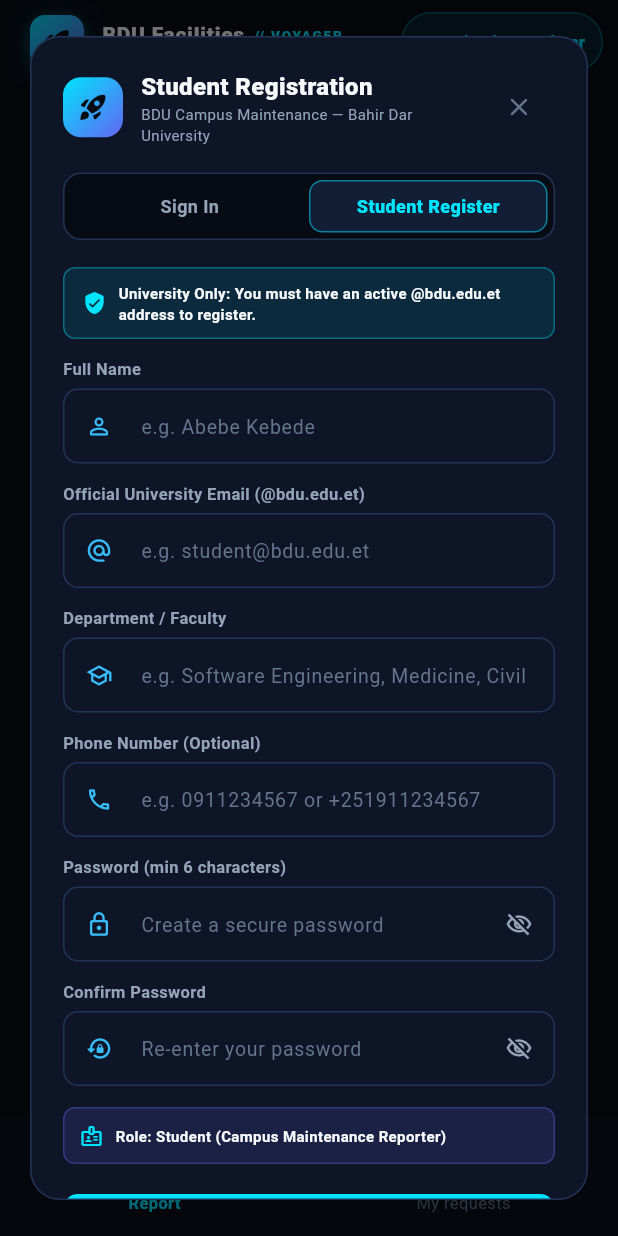
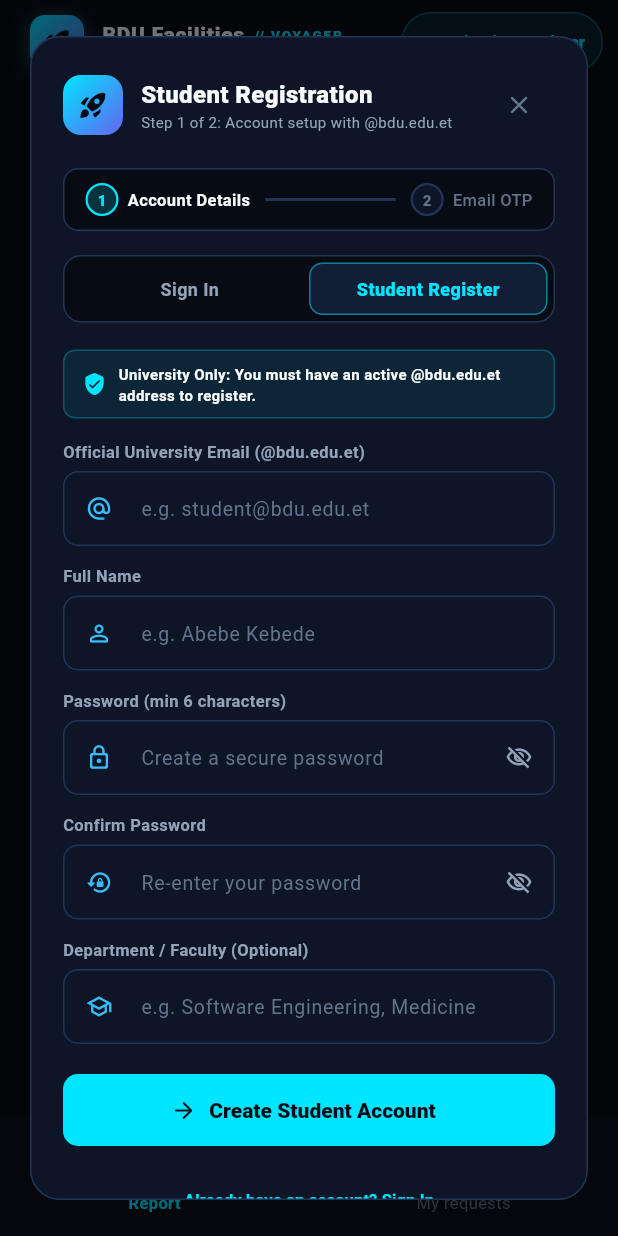
Before and after one commit to bitusmaximus/Multi-Zone-Campus-Infrastructure-Maintenance, a Flutter app: the screen it shows after launch, after a tap on "Create Account", on a phone screen of 412 x 824 dp. Run offline on Flutter 3.47's test engine with Material 3 defaults, Android fonts, the phone set to English and light mode, and no system bars; our stand-ins replace image_picker, supabase_flutter; accounts and stored records are empty.

Commit message:
feat: streamline registration form and align with 2-step verification flow

```diff
--- a/mobile_app/lib/main.dart
+++ b/mobile_app/lib/main.dart
@@ -1527,9 +1527,9 @@ class _AuthDialogState extends State<_AuthDialog> {
                         ),
                         Text(
                           _isVerifying
-                              ? 'Enter the 6-digit code sent to your BDU inbox'
+                              ? 'Step 2 of 2: Enter code sent to your BDU inbox'
                               : (_isRegister
-                                  ? 'BDU Campus Maintenance — Bahir Dar University'
+                                  ? 'Step 1 of 2: Account setup with @bdu.edu.et'
                                   : 'Sign in with your verified BDU credentials'),
                           style: const TextStyle(fontSize: 10, color: _stardust),
                         ),
@@ -1543,6 +1543,12 @@ class _AuthDialogState extends State<_AuthDialog> {
                 ],
               ),
               const SizedBox(height: 18),
+
+              // Step indicator for Registration & Verification flow
+              if (_isRegister || _isVerifying) ...[
+                _buildStepProgress(),
+                const SizedBox(height: 16),
+              ],
 
               // Segmented Tab Toggle
               if (!_isVerifying) ...[
@@ -1692,6 +1698,87 @@ class _AuthDialogState extends State<_AuthDialog> {
     );
   }
 
+  Widget _buildStepProgress() {
+    return Container(
+      padding: const EdgeInsets.symmetric(horizontal: 14, vertical: 9),
+      decoration: BoxDecoration(
+        color: _spaceVoid,
+        borderRadius: BorderRadius.circular(10),
+        border: Border.all(color: _spaceBorder),
+      ),
+      child: Row(
+        children: [
+          _buildStepItem(
+            step: '1',
+            label: 'Account Details',
+            isActive: !_isVerifying,
+            isDone: _isVerifying,
+          ),
+          Expanded(
+            child: Container(
+              height: 2,
+              margin: const EdgeInsets.symmetric(horizontal: 10),
+              color: _isVerifying ? _cyanPulsar : _spaceBorder,
+            ),
+          ),
+          _buildStepItem(
+            step: '2',
+            label: 'Email OTP',
+            isActive: _isVerifying,
+            isDone: false,
+          ),
+        ],
+      ),
+    );
+  }
+
+  Widget _buildStepItem({
+    required String step,
+    required String label,
+    required bool isActive,
+    required bool isDone,
+  }) {
+    return Row(
+      mainAxisSize: MainAxisSize.min,
+      children: [
+        Container(
+          width: 22,
+          height: 22,
+          decoration: BoxDecoration(
+            shape: BoxShape.circle,
+            color: isDone
+                ? _cyanPulsar
+                : (isActive ? _cyanPulsar.withValues(alpha: 0.18) : _spaceSurface),
+            border: Border.all(
+              color: (isActive || isDone) ? _cyanPulsar : _spaceBorder,
+              width: 1.5,
+            ),
+          ),
+          alignment: Alignment.center,
+          child: isDone
+              ? const Icon(Icons.check, size: 13, color: _spaceVoid)
+              : Text(
+                  step,
+                  style: TextStyle(
+                    fontSize: 10,
+                    fontWeight: FontWeight.w800,
+                    color: isActive ? _cyanPulsar : _starDim,
+                  ),
+                ),
+        ),
+        const SizedBox(width: 6),
+        Text(
+          label,
+          style: TextStyle(
+            fontSize: 11,
+            fontWeight: (isActive || isDone) ? FontWeight.w700 : FontWeight.w500,
+            color: (isActive || isDone) ? _starlight : _starDim,
+          ),
+        ),
+      ],
+    );
+  }
+
   Widget _buildRegisterForm() {
     return Form(
       key: _registerFormKey,
@@ -1699,11 +1786,11 @@ class _AuthDialogState extends State<_AuthDialog> {
         crossAxisAlignment: CrossAxisAlignment.stretch,
         children: [
           Container(
-            padding: const EdgeInsets.symmetric(horizontal: 12, vertical: 9),
+            padding: const EdgeInsets.symmetric(horizontal: 12, vertical: 8),
             decoration: BoxDecoration(
-              color: _cyanPulsar.withValues(alpha: 0.1),
+              color: _cyanPulsar.withValues(alpha: 0.08),
               borderRadius: BorderRadius.circular(8),
-              border: Border.all(color: _cyanPulsar.withValues(alpha: 0.35)),
+              border: Border.all(color: _cyanPulsar.withValues(alpha: 0.25)),
             ),
             child: const Row(
               children: [
@@ -1718,25 +1805,7 @@ class _AuthDialogState extends State<_AuthDialog> {
               ],
             ),
           ),
-          const SizedBox(height: 12),
-
-          _fieldLabel('Full Name'),
-          TextFormField(
-            controller: _fullNameController,
-            style: const TextStyle(color: _starlight),
-            textCapitalization: TextCapitalization.words,
-            decoration: const InputDecoration(
-              hintText: 'e.g. Abebe Kebede',
-              prefixIcon: Icon(Icons.person_outline_rounded, size: 18, color: _cyanGlow),
-            ),
-            validator: (value) {
-              if (value == null || value.trim().length < 3) {
-                return 'Please enter your full name (at least 3 characters)';
-              }
-              return null;
-            },
-          ),
-          const SizedBox(height: 12),
+          const SizedBox(height: 14),
 
           _fieldLabel('Official University Email (@bdu.edu.et)'),
           TextFormField(
@@ -1759,29 +1828,21 @@ class _AuthDialogState extends State<_AuthDialog> {
           ),
           const SizedBox(height: 12),
 
-          _fieldLabel('Department / Faculty'),
+          _fieldLabel('Full Name'),
           TextFormField(
-            controller: _departmentController,
+            controller: _fullNameController,
             style: const TextStyle(color: _starlight),
             textCapitalization: TextCapitalization.words,
             decoration: const InputDecoration(
-              hintText: 'e.g. Software Engineering, Medicine, Civil',
-              prefixIcon: Icon(Icons.school_outlined, size: 18, color: _cyanGlow),
-            ),
-            validator: (value) =>
-                value == null || value.trim().isEmpty ? 'Enter your department or faculty' : null,
-          ),
-          const SizedBox(height: 12),
-
-          _fieldLabel('Phone Number (Optional)'),
-          TextFormField(
-            controller: _phoneController,
-            style: const TextStyle(color: _starlight),
-            keyboardType: TextInputType.phone,
-            decoration: const InputDecoration(
-              hintText: 'e.g. 0911234567 or +251911234567',
-              prefixIcon: Icon(Icons.phone_outlined, size: 18, color: _cyanGlow),
-            ),
+              hintText: 'e.g. Abebe Kebede',
+              prefixIcon: Icon(Icons.person_outline_rounded, size: 18, color: _cyanGlow),
+            ),
+            validator: (value) {
+              if (value == null || value.trim().length < 3) {
+                return 'Please enter your full name (at least 3 characters)';
+              }
+              return null;
+            },
           ),
           const SizedBox(height: 12),
 
@@ -1835,32 +1896,26 @@ class _AuthDialogState extends State<_AuthDialog> {
               return null;
             },
           ),
-          const SizedBox(height: 14),
-
-          Container(
-            padding: const EdgeInsets.all(10),
-            decoration: BoxDecoration(
-              color: _nebulaIndigo.withValues(alpha: 0.15),
-              borderRadius: BorderRadius.circular(8),
-              border: Border.all(color: _nebulaIndigo.withValues(alpha: 0.35)),
-            ),
-            child: const Row(
-              children: [
-                Icon(Icons.badge_outlined, size: 16, color: _cyanPulsar),
-                SizedBox(width: 8),
-                Expanded(
-                  child: Text(
-                    'Role: Student (Campus Maintenance Reporter)',
-                    style: TextStyle(fontSize: 10, fontWeight: FontWeight.w700, color: _starlight),
-                  ),
-                ),
-              ],
+          const SizedBox(height: 12),
+
+          _fieldLabel('Department / Faculty (Optional)'),
+          TextFormField(
+            controller: _departmentController,
+            style: const TextStyle(color: _starlight),
+            textCapitalization: TextCapitalization.words,
+            decoration: const InputDecoration(
+              hintText: 'e.g. Software Engineering, Medicine',
+              prefixIcon: Icon(Icons.school_outlined, size: 18, color: _cyanGlow),
             ),
           ),
           const SizedBox(height: 20),
 
-          FilledButton(
+          FilledButton.icon(
             onPressed: _loading ? null : _handleRegister,
+            icon: _loading
+                ? const SizedBox(width: 16, height: 16, child: CircularProgressIndicator(strokeWidth: 2, color: _spaceVoid))
+                : const Icon(Icons.arrow_forward_rounded, size: 18),
+            label: const Text('Create Student Account'),
             style: FilledButton.styleFrom(
               backgroundColor: _cyanPulsar,
               foregroundColor: _spaceVoid,
@@ -1868,9 +1923,6 @@ class _AuthDialogState extends State<_AuthDialog> {
               shape: RoundedRectangleBorder(borderRadius: BorderRadius.circular(10)),
               textStyle: const TextStyle(fontWeight: FontWeight.w900),
             ),
-            child: _loading
-                ? const SizedBox(width: 18, height: 18, child: CircularProgressIndicator(strokeWidth: 2, color: _spaceVoid))
-                : const Text('Create Student Account'),
           ),
           const SizedBox(height: 12),
           Center(
@@ -1896,25 +1948,50 @@ class _AuthDialogState extends State<_AuthDialog> {
           Container(
             padding: const EdgeInsets.all(16),
             decoration: BoxDecoration(
-              color: _spaceSurface,
+              color: _spaceVoid,
               borderRadius: BorderRadius.circular(12),
-              border: Border.all(color: _cyanPulsar.withValues(alpha: 0.4)),
+              border: Border.all(color: _cyanPulsar.withValues(alpha: 0.35)),
             ),
             child: Column(
               children: [
-                const Icon(Icons.mark_email_read_rounded, size: 40, color: _cyanPulsar),
-                const SizedBox(height: 8),
-                const Text('Verification Code Sent To:', style: TextStyle(fontSize: 11, color: _stardust)),
-                const SizedBox(height: 3),
+                Container(
+                  width: 44,
+                  height: 44,
+                  decoration: BoxDecoration(
+                    color: _cyanPulsar.withValues(alpha: 0.12),
+                    shape: BoxShape.circle,
+                  ),
+                  child: const Icon(Icons.mark_email_read_rounded, size: 24, color: _cyanPulsar),
+                ),
+                const SizedBox(height: 10),
+                const Text('Verification Code Sent To', style: TextStyle(fontSize: 11, color: _stardust)),
+                const SizedBox(height: 4),
                 Text(
                   _pendingVerifyEmail,
-                  style: const TextStyle(fontSize: 13, fontWeight: FontWeight.w800, color: _cyanPulsar),
+                  textAlign: TextAlign.center,
+                  style: const TextStyle(fontSize: 14, fontWeight: FontWeight.w800, color: _cyanPulsar),
                 ),
                 const SizedBox(height: 8),
                 const Text(
-                  'Check your @bdu.edu.et inbox (or spam folder) for the 6-digit code.',
+                  'Check your Bahir Dar University inbox (or spam folder) for the 6-digit confirmation code.',
                   textAlign: TextAlign.center,
-                  style: TextStyle(fontSize: 10, color: _stardust, height: 1.4),
+                  style: TextStyle(fontSize: 11, color: _stardust, height: 1.4),
+                ),
+                const SizedBox(height: 10),
+                InkWell(
+                  onTap: () => setState(() => _isVerifying = false),
+                  borderRadius: BorderRadius.circular(6),
+                  child: Padding(
+                    padding: const EdgeInsets.symmetric(horizontal: 8, vertical: 4),
+                    child: Row(
+                      mainAxisSize: MainAxisSize.min,
+                      children: const [
+                        Icon(Icons.edit_outlined, size: 12, color: _cyanPulsar),
+                        SizedBox(width: 4),
+                        Text('Wrong email? Change', style: TextStyle(fontSize: 11, color: _cyanPulsar, fontWeight: FontWeight.w600)),
+                      ],
+                    ),
+                  ),
                 ),
               ],
             ),
@@ -1927,11 +2004,12 @@ class _AuthDialogState extends State<_AuthDialog> {
             keyboardType: TextInputType.number,
             textAlign: TextAlign.center,
             maxLength: 6,
-            style: const TextStyle(fontSize: 22, fontWeight: FontWeight.bold, letterSpacing: 8, color: _cyanPulsar),
+            autofocus: true,
+            style: const TextStyle(fontSize: 24, fontWeight: FontWeight.bold, letterSpacing: 10, color: _cyanPulsar),
             decoration: const InputDecoration(
               counterText: '',
               hintText: '123456',
-              hintStyle: TextStyle(fontSize: 20, letterSpacing: 8, color: _starDim),
+              hintStyle: TextStyle(fontSize: 22, letterSpacing: 10, color: _starDim),
             ),
             validator: (value) {
               if (value == null || value.trim().length != 6) {
@@ -1960,9 +2038,10 @@ class _AuthDialogState extends State<_AuthDialog> {
           Row(
             mainAxisAlignment: MainAxisAlignment.spaceBetween,
             children: [
-              TextButton(
+              TextButton.icon(
                 onPressed: () => setState(() => _isVerifying = false),
-                child: const Text('Change email', style: TextStyle(fontSize: 11, color: _stardust)),
+                icon: const Icon(Icons.arrow_back_rounded, size: 14, color: _stardust),
+                label: const Text('Back to details', style: TextStyle(fontSize: 11, color: _stardust)),
               ),
               TextButton.icon(
                 onPressed: _handleResendOTP,
```
